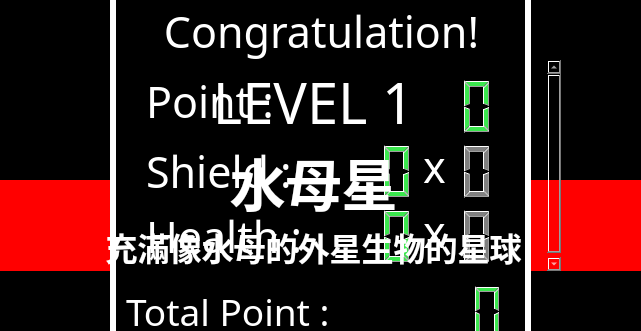
Qt form mainwindow.ui (alvin5716/Shooting-Game-Space-Defender) before a commit; both pictures show x 120 to 761 and y 220 to 551 of the 1150 by 940 pixel window.
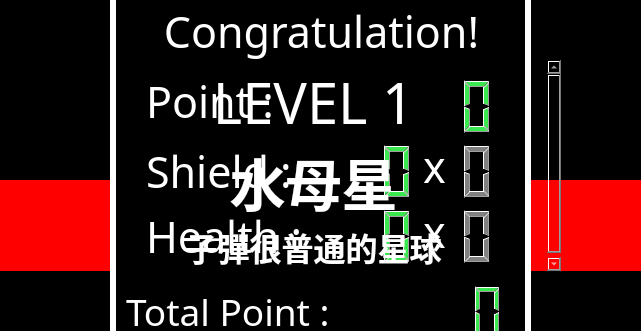
The same form after that commit. Icons and pictures are not drawn.

The edit to the form file:
```diff
--- a/mainwindow.ui
+++ b/mainwindow.ui
@@ -924,7 +924,7 @@
 &lt;/style&gt;&lt;/head&gt;&lt;body style=&quot; font-family:'Abyssinica SIL'; font-size:12pt; font-weight:600; font-style:normal;&quot;&gt;
 &lt;p align=&quot;center&quot; style=&quot; margin-top:0px; margin-bottom:0px; margin-left:0px; margin-right:0px; -qt-block-indent:0; text-indent:0px;&quot;&gt;&lt;span style=&quot; font-family:'TW Cen MT'; font-size:56px; font-weight:400;&quot;&gt;LEVEL 1&lt;/span&gt;&lt;/p&gt;
 &lt;p align=&quot;center&quot; style=&quot; margin-top:0px; margin-bottom:0px; margin-left:0px; margin-right:0px; -qt-block-indent:0; text-indent:0px;&quot;&gt;&lt;span style=&quot; font-family:'微軟正黑體'; font-size:56px;&quot;&gt;水母星&lt;/span&gt;&lt;/p&gt;
-&lt;p align=&quot;center&quot; style=&quot; margin-top:0px; margin-bottom:0px; margin-left:0px; margin-right:0px; -qt-block-indent:0; text-indent:0px;&quot;&gt;&lt;span style=&quot; font-family:'微軟正黑體'; font-size:32px;&quot;&gt;充滿像水母的外星生物的星球&lt;/span&gt;&lt;/p&gt;&lt;/body&gt;&lt;/html&gt;</string>
+&lt;p align=&quot;center&quot; style=&quot; margin-top:0px; margin-bottom:0px; margin-left:0px; margin-right:0px; -qt-block-indent:0; text-indent:0px;&quot;&gt;&lt;span style=&quot; font-family:'微軟正黑體'; font-size:32px;&quot;&gt;子彈很普通的星球&lt;/span&gt;&lt;/p&gt;&lt;/body&gt;&lt;/html&gt;</string>
         </property>
        </widget>
       </widget>
```
Left out of the diff: 4 changed lines with no effect on the pictures.
